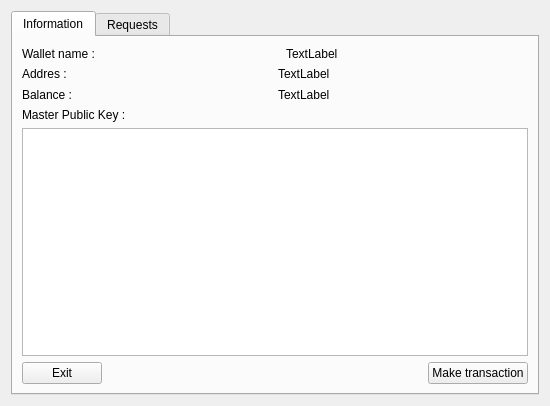
bmstu-iu8-2018-project/wallet, file online_wallet/forms/informationwindow.ui: the form before one commit.
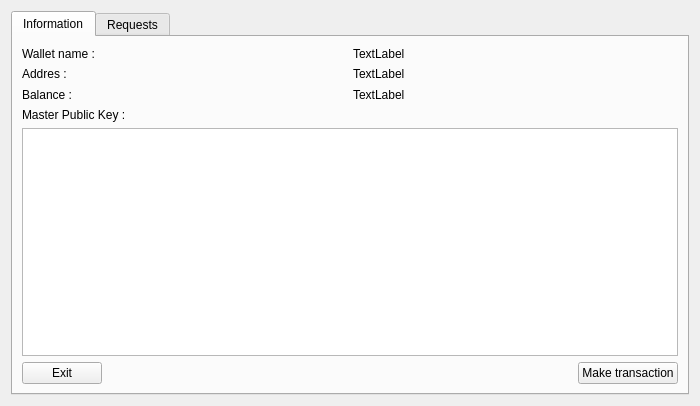
The form after the commit.

What changed in the file:
```diff
--- a/online_wallet/forms/informationwindow.ui
+++ b/online_wallet/forms/informationwindow.ui
@@ -6,7 +6,7 @@
    <rect>
     <x>0</x>
     <y>0</y>
-    <width>550</width>
+    <width>700</width>
     <height>400</height>
    </rect>
   </property>
```
